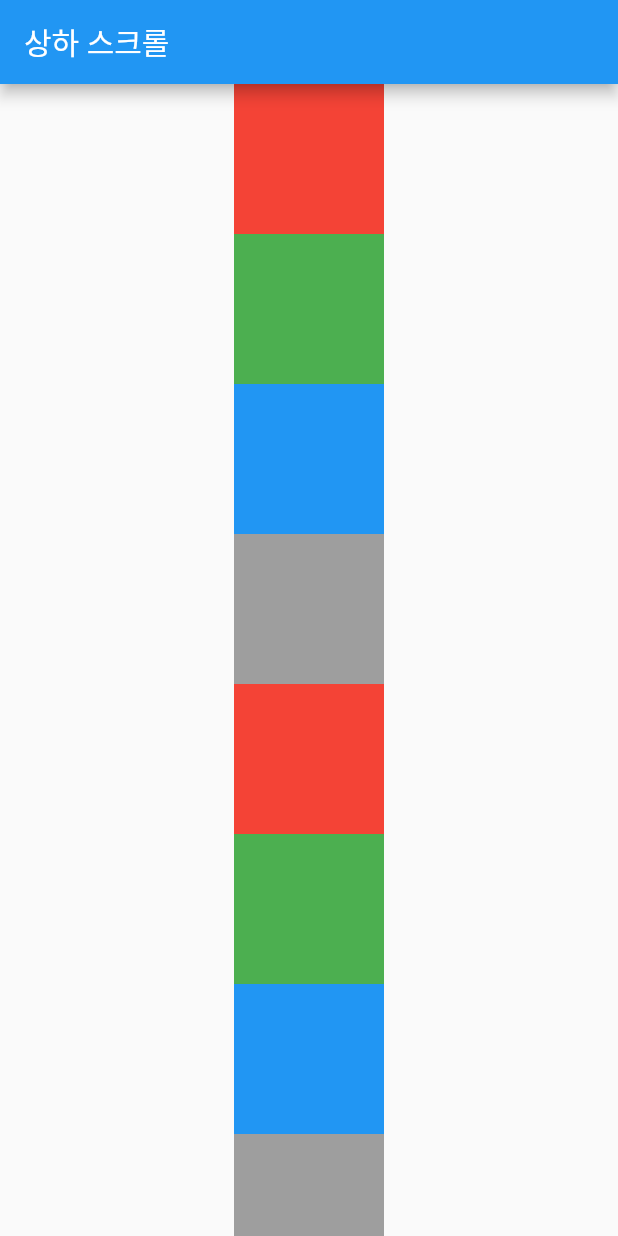
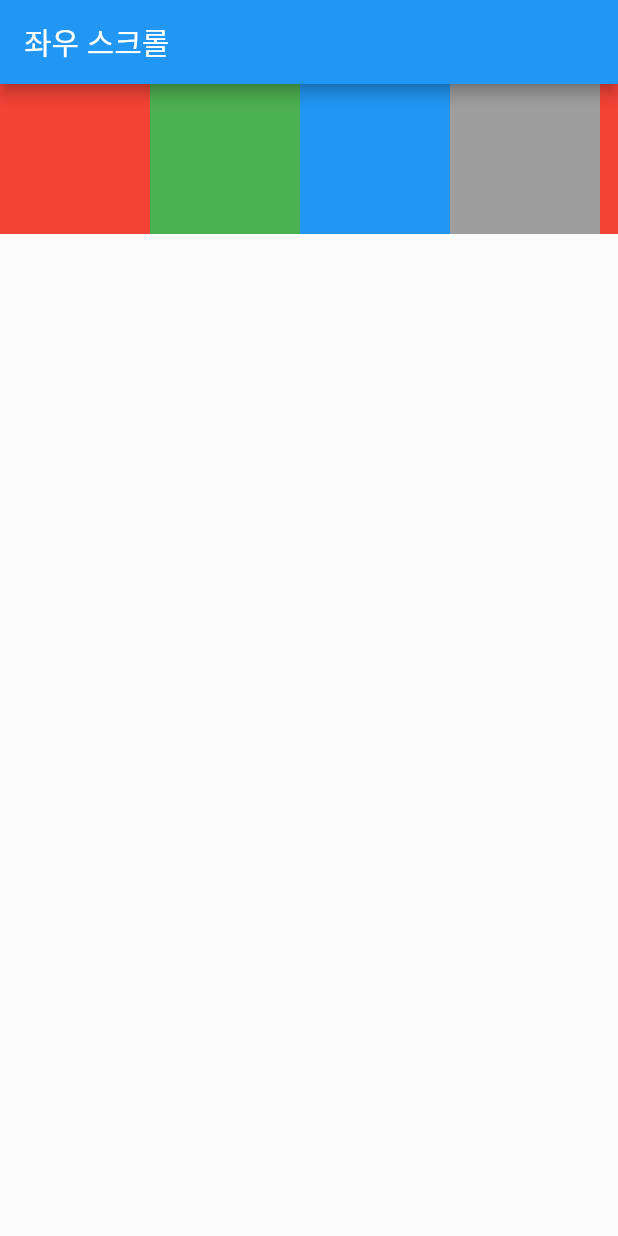
Before and after one commit to JangWoojun/flutter_layout, a Flutter app: the screen it shows after launch, on a phone screen of 412 x 824 dp. Run offline on Flutter 3.47's test engine with Material 2 defaults, Android fonts, the phone set to English and light mode, and no system bars.

Commit message:
Widget 좌우 스크롤

```diff
--- a/lib/main.dart
+++ b/lib/main.dart
@@ -3,7 +3,7 @@ import 'package:flutter/material.dart';
 void main() {
   runApp(MaterialApp(
     home: Scaffold(
-      appBar: AppBar(title: Text("상하 스크롤"),),
+      appBar: AppBar(title: Text("좌우 스크롤"),),
       body: const Body(),
     ),
   ));
@@ -15,8 +15,8 @@ class Body extends StatelessWidget {
   @override
   Widget build(BuildContext context) {
     return SingleChildScrollView(
-      child: Center(
-        child: Column(
+      scrollDirection: Axis.horizontal,
+      child: Row(
         children: [
           Container(
             width: 100,
@@ -80,7 +80,6 @@ class Body extends StatelessWidget {
           ),
         ],
       ),
-      ),
     );
   }
 }
```
Lines whose indentation alone changed are shown as unchanged.
